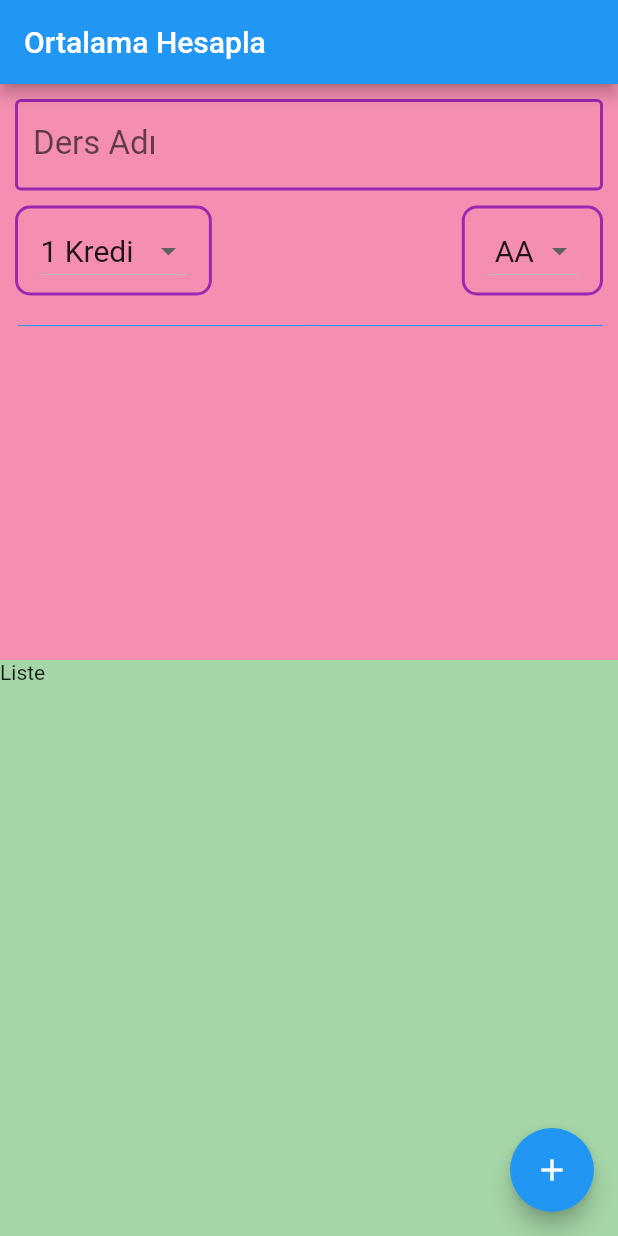
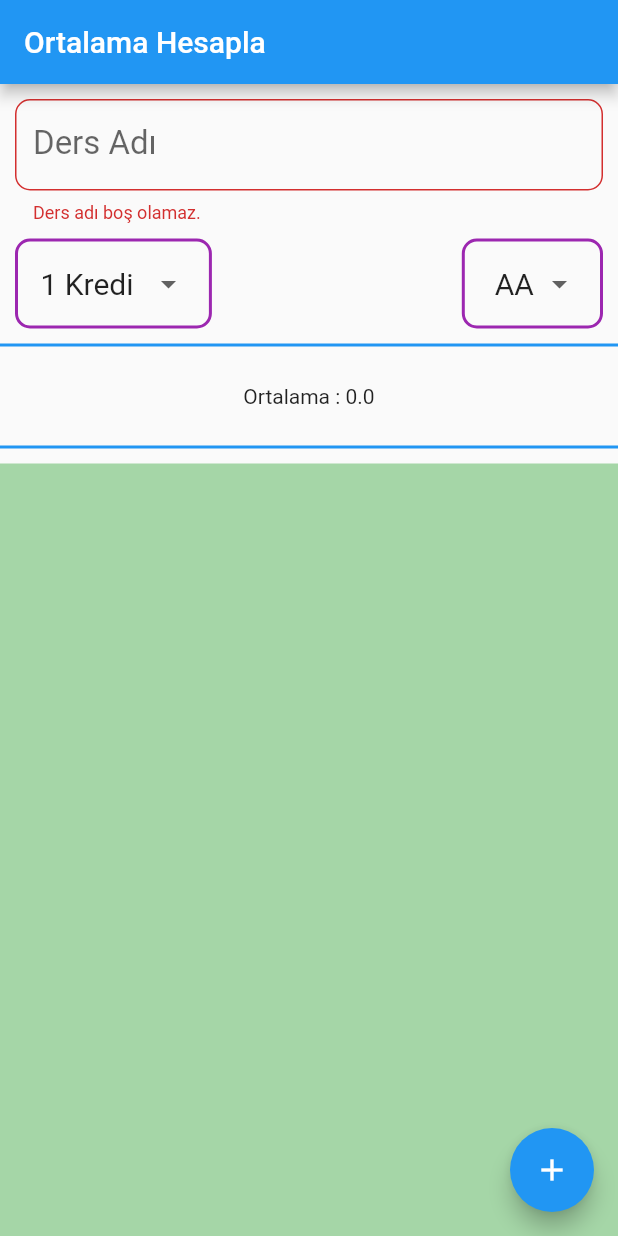
Before and after one commit to mustafauys/Average-Calculation, a Flutter app: the screen it shows after launch, after a tap on the "add" icon, on a phone screen of 412 x 824 dp. Run offline on Flutter 3.47's test engine with Material 2 defaults, Android fonts, the phone set to English and light mode, and no system bars.

```diff
--- a/lib/main.dart
+++ b/lib/main.dart
@@ -28,15 +28,30 @@ class _MyHomePageState extends State<MyHomePage> {
   String dersAdi;
   int dersKredi = 1;
   double dersHarfDegeri = 4;
+  List<Ders> tumDersler;
+  var formKey = GlobalKey<FormState>();
+  double ortalama = 0;
+
+  @override
+  void initState() {
+
+    super.initState();
+    tumDersler = [];
+  }
 
   @override
   Widget build(BuildContext context) {
     return Scaffold(
+      //resizeToAvoidBottomPadding: false,
       appBar: AppBar(
         title: Text("Ortalama Hesapla"),
       ),
       floatingActionButton: FloatingActionButton(
-        onPressed: () {},
+        onPressed: () {
+          if(formKey.currentState.validate()) {
+            formKey.currentState.save();
+          }
+        },
         child: Icon(Icons.add),
       ),
       body: uygulamaGovdesi(),
@@ -49,11 +64,11 @@ class _MyHomePageState extends State<MyHomePage> {
         crossAxisAlignment: CrossAxisAlignment.stretch,
         children: <Widget>[
           //STATIC FORMU TUTAN CONTAINER
-          Expanded(
-            child: Container(
-              padding: EdgeInsets.all(10),
-              color: Colors.pink.shade200,
+          Container(
+            padding: EdgeInsets.fromLTRB(10, 10, 10, 0),
+            //color: Colors.pink.shade200,
             child: Form(
+              key: formKey,
               child: Column(
                 children: <Widget>[
                   TextFormField(
@@ -86,12 +101,17 @@ class _MyHomePageState extends State<MyHomePage> {
                     },
                     onSaved: (kaydedilecekDeger) {
                       dersAdi = kaydedilecekDeger;
+                      setState(() {
+                        tumDersler.add(Ders(dersAdi, dersHarfDegeri, dersKredi));
+                      });
+
                     },
                   ),
                   Row(
                     mainAxisAlignment: MainAxisAlignment.spaceBetween,
                     children: <Widget>[
                       Container(
+                        child: DropdownButtonHideUnderline(
                           child: DropdownButton<int>(
                             items: dersKredileriItems(),
                             value: dersKredi,
@@ -100,6 +120,7 @@ class _MyHomePageState extends State<MyHomePage> {
                                 dersKredi = secilenKredi;
                               });
                             },
+                          ),
                         ),
                         padding:
                             EdgeInsets.symmetric(horizontal: 15, vertical: 4),
@@ -111,6 +132,7 @@ class _MyHomePageState extends State<MyHomePage> {
                                 BorderRadius.all(Radius.circular(10))),
                       ),
                       Container(
+                        child: DropdownButtonHideUnderline(
                           child: DropdownButton<double>(
                             items: dersHarfDegerleriItems(),
                             value: dersHarfDegeri,
@@ -119,6 +141,7 @@ class _MyHomePageState extends State<MyHomePage> {
                                 dersHarfDegeri = secilenHarf;
                               });
                             },
+                          ),
                         ),
                         padding:
                             EdgeInsets.symmetric(horizontal: 15, vertical: 4),
@@ -131,18 +154,28 @@ class _MyHomePageState extends State<MyHomePage> {
                       ),
                     ],
                   ),
-                    Divider(color: Colors.blue, height: 40, indent: 2,),
                 ],
               ),
             ),
           ),
+
+          Container(
+            margin: EdgeInsets.symmetric(vertical: 10),
+            height: 70,
+            decoration: BoxDecoration (
+              border: BorderDirectional (
+                top: BorderSide(color: Colors.blue, width: 2),
+                bottom: BorderSide(color: Colors.blue, width: 2),
+              )
+            ),
+            child: Center(child: Text("Ortalama : $ortalama")),
           ),
 
           //DINAMIK LISTE TUTAN CONTAINER
           Expanded(
             child: Container(
               color: Colors.green.shade200,
-              child: Text("Liste"),
+              child: ListView.builder(itemBuilder: _listeElemanlariniOlustur, itemCount: tumDersler.length,),
             ),
           ),
         ],
@@ -229,4 +262,24 @@ class _MyHomePageState extends State<MyHomePage> {
 
     return harfler;
   }
+
+  Widget _listeElemanlariniOlustur(BuildContext context, int index) {
+
+    return Card(
+
+      child: ListTile(
+        title: Text(tumDersler[index].ad),
+        subtitle: Text(tumDersler[index].kredi.toString() + " Kredi Ders Notu Değer: " + tumDersler[index].harfDegeri.toString()),
+      ),
+
+    );
   }
+}
+
+class Ders {
+  String ad;
+  double harfDegeri;
+  int kredi;
+
+  Ders(this.ad, this.harfDegeri, this.kredi);
+}
```
Lines whose indentation alone changed are shown as unchanged.
